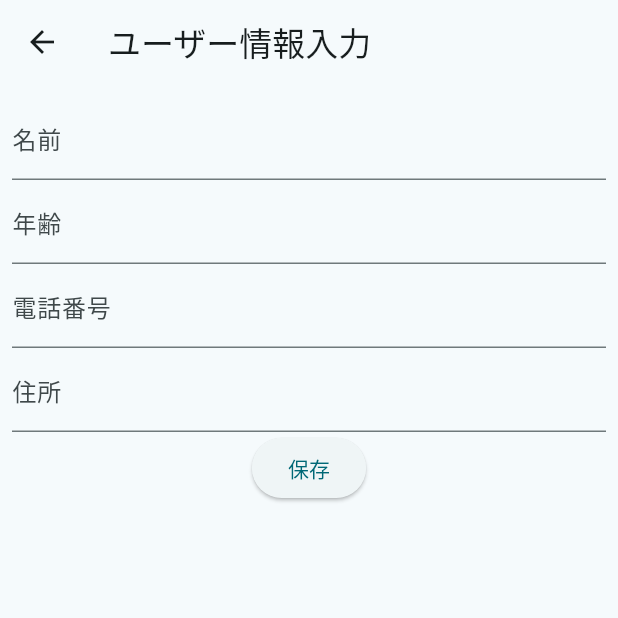
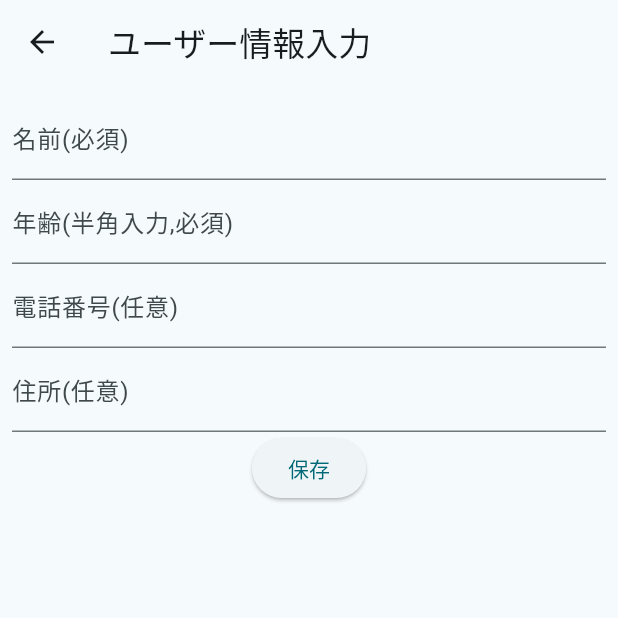
Before and after one commit to aidio-reserve/frontend, a Flutter app: the AddUserInfoScreen screen opened directly with empty values, after a tap on "保存", on a phone screen of 412 x 824 dp, the top half of it. Run offline on Flutter 3.47's test engine with Material 3 defaults, Android fonts, the phone set to English and light mode, and no system bars; our stand-ins replace cloud_firestore, firebase_auth, firebase_core, flutter_chat_bubble, flutter_dotenv, flutter_riverpod and 6 more; accounts and stored records are empty; network calls fail.

Commit message:
住所と電話番号の設定を任意に変更

```diff
--- a/lib/ui/screens/drawer/profile_screen.dart
+++ b/lib/ui/screens/drawer/profile_screen.dart
@@ -76,8 +76,10 @@ class ProfileScreen extends ConsumerWidget {
                                       return Center(
                                           child: Column(
                                         children: [
+                                          const SizedBox(height: 32),
                                           const Text(
                                               'ユーザー情報が未登録です。\nユーザー情報を登録することで、ホテルの予約の際に個人情報入力をスムーズに行うことができます。'),
+                                          const SizedBox(height: 40),
                                           Row(
                                             mainAxisAlignment:
                                                 MainAxisAlignment.center,
@@ -157,7 +159,7 @@ class ProfileScreen extends ConsumerWidget {
                                                           .width *
                                                       0.10),
                                               Text(
-                                                '住所 : ${userData['address']}',
+                                                '年齢 : ${userData['age']}歳',
                                                 style: const TextStyle(
                                                     fontSize: 16),
                                               ),
@@ -172,7 +174,7 @@ class ProfileScreen extends ConsumerWidget {
                                                           .width *
                                                       0.10),
                                               Text(
-                                                '年齢 : ${userData['age']}歳',
+                                                '住所 : ${userData['address']}',
                                                 style: const TextStyle(
                                                     fontSize: 16),
                                               ),
--- a/lib/ui/screens/firebase/add_user_info_screen.dart
+++ b/lib/ui/screens/firebase/add_user_info_screen.dart
@@ -24,8 +24,10 @@ class AddUserInfoScreenState extends State<AddUserInfoScreen> {
       uid: widget.uid,
       name: _nameController.text,
       age: int.parse(_ageController.text), //ageは半角でないと保存されない
-      phoneNumber: _phoneNumberController.text,
-      address: _addressController.text,
+      phoneNumber: _phoneNumberController.text.isEmpty
+          ? ""
+          : _phoneNumberController.text,
+      address: _addressController.text.isEmpty ? "" : _addressController.text,
     );
 
     debugPrint('widget.uid:${widget.uid}');
@@ -63,27 +65,27 @@ class AddUserInfoScreenState extends State<AddUserInfoScreen> {
               TextField(
                 controller: _nameController,
                 decoration: const InputDecoration(
-                  labelText: '名前',
+                  labelText: '名前(必須)',
                 ),
               ),
               TextField(
                 controller: _ageController,
                 decoration: const InputDecoration(
-                  labelText: '年齢',
+                  labelText: '年齢(半角入力,必須)',
                 ),
                 keyboardType: TextInputType.number,
               ),
               TextField(
                 controller: _phoneNumberController,
                 decoration: const InputDecoration(
-                  labelText: '電話番号',
+                  labelText: '電話番号(任意)',
                 ),
                 keyboardType: TextInputType.phone,
               ),
               TextField(
                 controller: _addressController,
                 decoration: const InputDecoration(
-                  labelText: '住所',
+                  labelText: '住所(任意)',
                 ),
               ),
               ElevatedButton(
--- a/lib/ui/screens/firebase/login_screen.dart
+++ b/lib/ui/screens/firebase/login_screen.dart
@@ -40,7 +40,7 @@ class LoginScreenState extends State<LoginScreen> {
         _showErrorDialog('パスワードが間違っています。');
       } else {
         debugPrint('Login error: ${e.message}');
-        _showErrorDialog('メールアドレスまたはパスワードが間違っています。');
+        _showErrorDialog('メールアドレスまたはパスワードが間違っています。\nアカウントが存在しない場合は登録してください。');
       }
     }
   }
```
